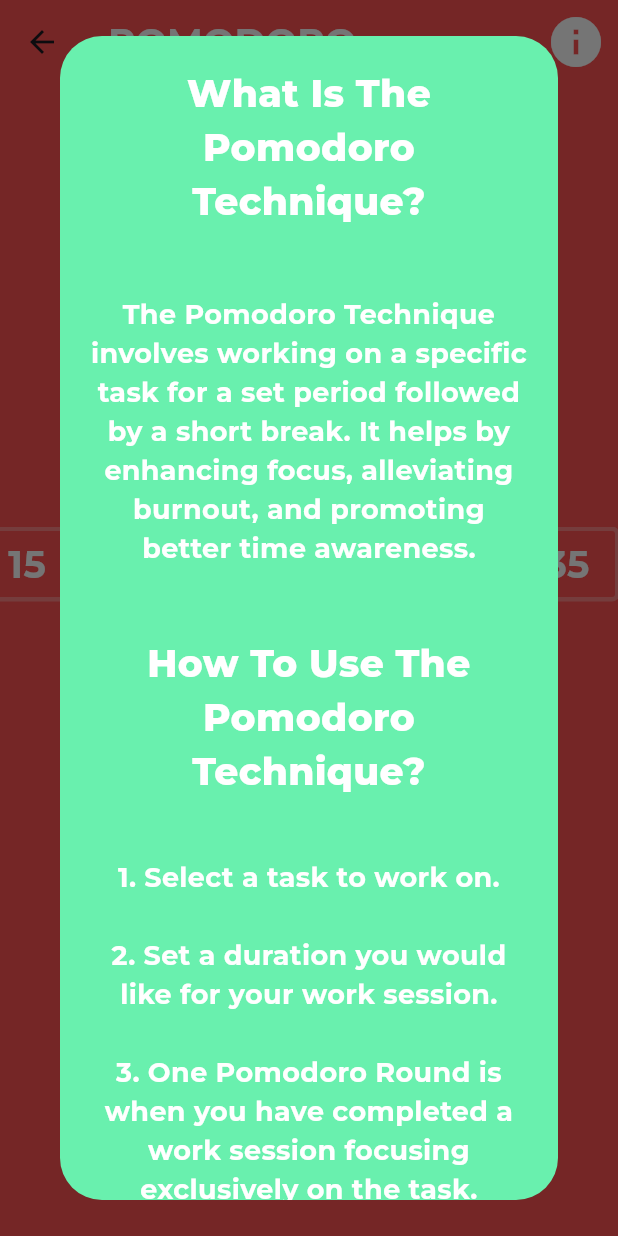
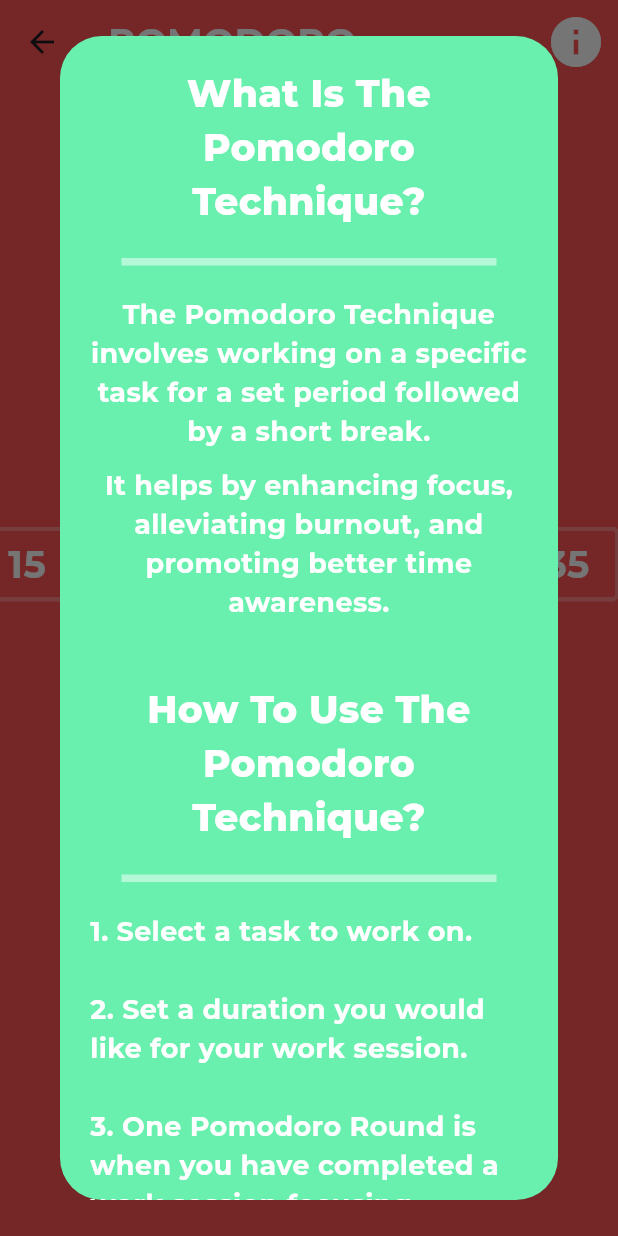
Before and after one commit to EhabHaque/wellness-app-master, a Flutter app: the Pomodoro screen opened directly, after a tap on the "info" icon, on a phone screen of 412 x 824 dp. Run offline on Flutter 3.47's test engine with Material 3 defaults, Android fonts, the phone set to English and light mode, and no system bars; our stand-ins replace appwrite, google_fonts, percent_indicator, shared_preferences; missing offline and left inert: add_2_calendar; accounts and stored records are empty; network calls fail.

Commit message:
UI Updates

```diff
--- a/lib/utils.dart
+++ b/lib/utils.dart
@@ -46,16 +46,30 @@ void showInfoPopup(BuildContext context) {
                   textAlign: TextAlign.center,
                 ),
               ),
-              SizedBox(height: 5), // Add some space between text sections
+              Container(
+                height: 5,
+                width: 250,
+                color: Colors.white.withOpacity(0.5),
+                padding: EdgeInsets.symmetric(horizontal: 100),
+              ),
               Padding(
                 padding: const EdgeInsets.all(20.0),
-                child: Text(
-                  'The Pomodoro Technique involves working on a specific task for a set period followed by a short break. It helps by enhancing focus, alleviating burnout, and promoting better time awareness.',
-                  style: textStyle(18, Colors.white, FontWeight.bold),
-                  textAlign: TextAlign.center,
+                child: Column(
+                  children: [
+                    Text(
+                      'The Pomodoro Technique involves working on a specific task for a set period followed by a short break.',
+                      style: textStyle(18, Colors.white, FontWeight.bold),
+                      textAlign: TextAlign.center,
+                    ),
+                    SizedBox(height: 10),
+                    Text(
+                      'It helps by enhancing focus, alleviating burnout, and promoting better time awareness.',
+                      style: textStyle(18, Colors.white, FontWeight.bold),
+                      textAlign: TextAlign.center,
+                    ),
+                  ],
                 ),
               ),
-              SizedBox(height: 5), // Add some space between text sections
               Padding(
                 padding: const EdgeInsets.all(20.0),
                 child: Text(
@@ -63,6 +77,12 @@ void showInfoPopup(BuildContext context) {
                   style: textStyle(25, Colors.white, FontWeight.w800),
                   textAlign: TextAlign.center,
                 ),
+              ),
+              Container(
+                height: 5,
+                width: 250,
+                color: Colors.white.withOpacity(0.5),
+                padding: EdgeInsets.symmetric(horizontal: 100),
               ),
               Padding(
                 padding: const EdgeInsets.all(20.0),
@@ -72,9 +92,9 @@ void showInfoPopup(BuildContext context) {
                   '3. One Pomodoro Round is when you have completed a work session focusing exclusively on the task.\n\n'
                   '4. Dedicate yourself to working on the task until the timer is finished.\n\n'
                   '5. Take a short break: Enjoy a 5-minute break to relax and recharge.\n\n'
-                  '6. Repeat the process, upon completing four Pomodoros, you will get a longer break',
+                  '6. Repeat the process, upon completing four Pomodoros, you will get a longer break.',
                   style: textStyle(18, Colors.white, FontWeight.bold),
-                  textAlign: TextAlign.center,
+                  textAlign: TextAlign.left,
                 ),
               ),
               SizedBox(height: 5), // Add some space between text sections
@@ -84,7 +104,7 @@ void showInfoPopup(BuildContext context) {
                 },
                 child: Text(
                   'Close',
-                  style: textStyle(15, Colors.redAccent, FontWeight.bold),
+                  style: textStyle(15, Colors.white, FontWeight.bold),
                 ),
                 style: ButtonStyle(
                   backgroundColor: MaterialStateProperty.all<Color>(
@@ -92,6 +112,7 @@ void showInfoPopup(BuildContext context) {
                   ),
                 ),
               ),
+              SizedBox(height: 10),
             ],
           ),
         ),
```
Also changed, not shown: lib/main.dart (+18 -17 lines), 2 other files.
